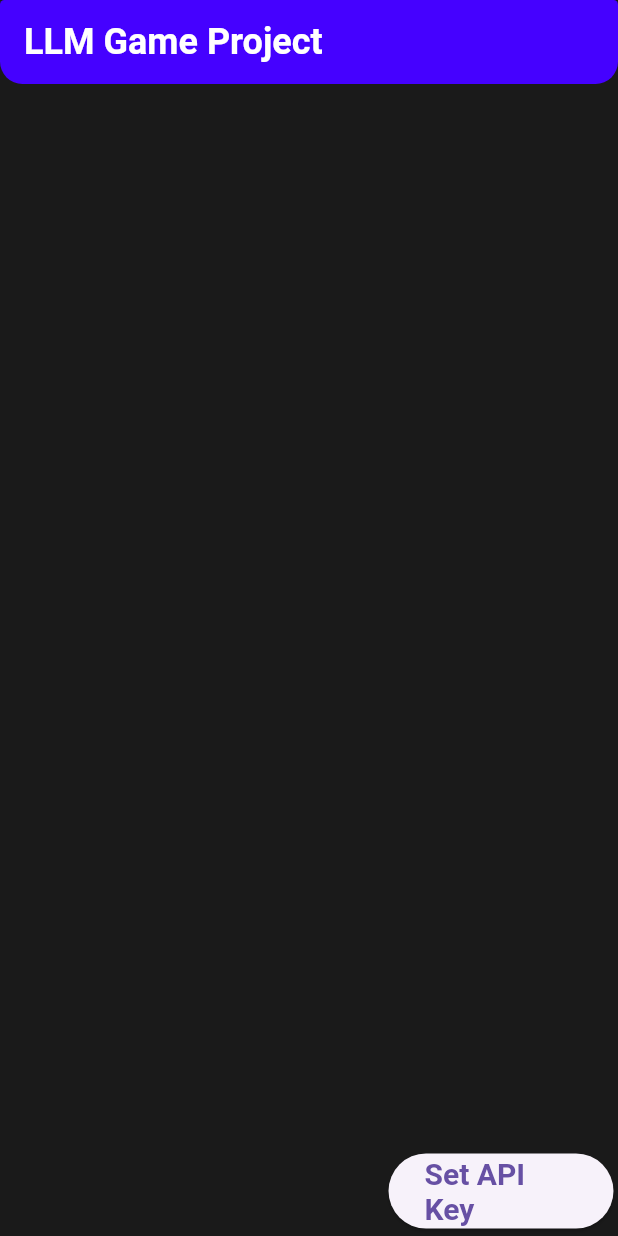
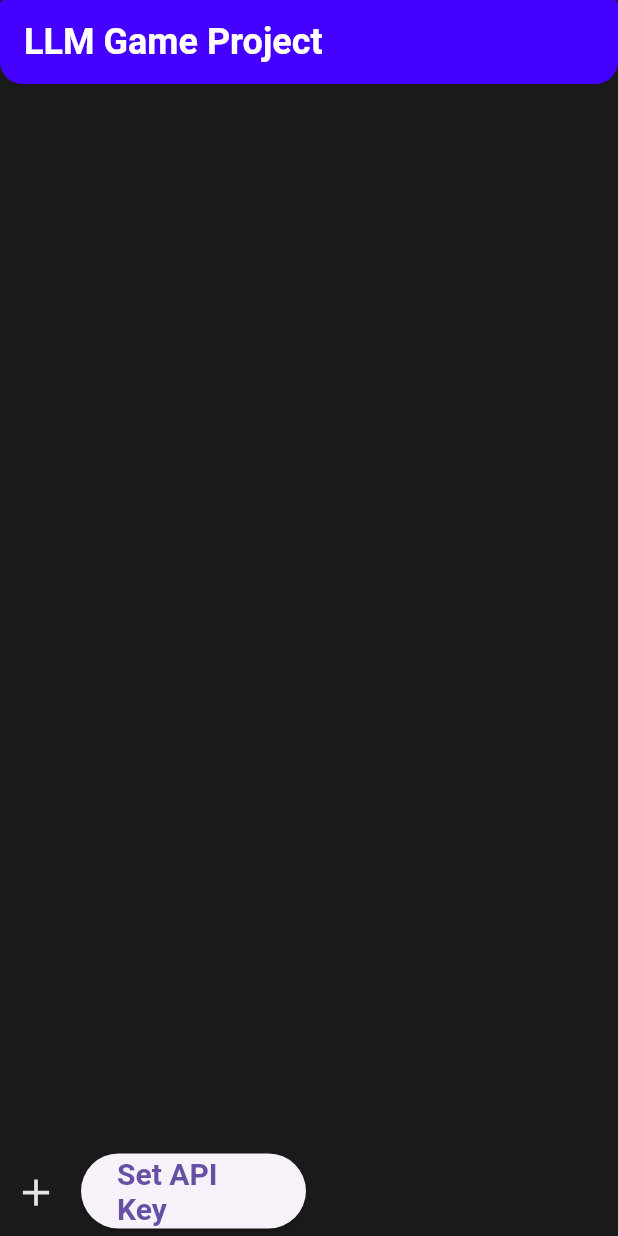
Before and after one commit to ijunseong06/LLM-Game-Project, a Flutter app: the screen it shows after launch, on a phone screen of 412 x 824 dp. Run offline on Flutter 3.47's test engine with Material 3 defaults, Android fonts, the phone set to English and light mode, and no system bars; our stand-ins replace flutter_svg, google_fonts; generated files the repository leaves out were written again.

Commit message:
feat: create new session button

```diff
--- a/client/lib/screens/main_menu.dart
+++ b/client/lib/screens/main_menu.dart
@@ -2,6 +2,7 @@ import 'package:flutter/material.dart';
 import 'package:google_fonts/google_fonts.dart';
 
 import '../widgets/set_api_key_button.dart';
+import '../widgets/create_new_session_button.dart';
 
 class MainMenuScreen extends StatelessWidget {
 	const MainMenuScreen({super.key});
@@ -26,8 +27,17 @@ class MainMenuScreen extends StatelessWidget {
           ),
         ),
       ),
-      body: SizedBox.expand(
-        child: SetApiKeyButton(),
+      body: Row(
+        children: <Widget>[
+          Align(
+            alignment: Alignment.bottomLeft,
+            child: CreateNewSessionButton(),
+          ),
+          Align(
+            alignment: Alignment.bottomRight,
+            child: SetApiKeyButton(),
+          )
+        ],
       ),
       backgroundColor: Color.fromARGB(255, 26, 26, 26),
     );
--- /dev/null
+++ b/client/lib/widgets/create_new_session_button.dart
@@ -0,0 +1,23 @@
+import 'package:flutter/material.dart';
+import 'package:flutter_svg/flutter_svg.dart';
+
+class CreateNewSessionButton extends StatelessWidget {
+  const CreateNewSessionButton({super.key});
+
+  @override
+  Widget build(BuildContext context) {
+    return Column(
+      mainAxisAlignment: MainAxisAlignment.end,
+      crossAxisAlignment: CrossAxisAlignment.end,
+      children: <Widget>[
+        Padding(
+          padding: const EdgeInsets.fromLTRB(0, 0, 3, 5),
+          child: IconButton(
+            icon: SvgPicture.asset('assets/icons/Add.svg', width: 30, height: 30,),
+            onPressed: () {},
+          ),
+        ),
+      ],
+    );
+  }
+}
--- a/client/lib/widgets/set_api_key_button.dart
+++ b/client/lib/widgets/set_api_key_button.dart
@@ -14,7 +14,7 @@ class SetApiKeyButton extends StatelessWidget {
 			crossAxisAlignment: CrossAxisAlignment.end,
 			children: <Widget>[
 				Padding(
-					padding: const EdgeInsets.fromLTRB(0, 0, 3, 5),
+					padding: const EdgeInsets.fromLTRB(3, 0, 0, 5),
 					child: SizedBox(
 						width: 150,
 						height: 50,
--- a/client/pubspec.yaml
+++ b/client/pubspec.yaml
@@ -39,6 +39,7 @@ dependencies:
   flutter_localizations:
     sdk: flutter
   http: ^1.5.0
+  flutter_svg: ^2.2.1
 
 dev_dependencies:
   flutter_test:
@@ -62,3 +63,5 @@ flutter:
   # the material Icons class.
   uses-material-design: true
   generate: true
+  assets:
+    - 'assets/icons/'
```
Also changed, not shown: client/assets/icons/Add.svg (added), client/pubspec.lock.
